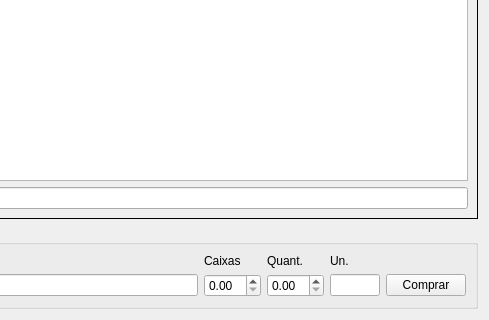
Before: the Qt Designer form ui/widgetcomprapendentes.ui in lellisls/ERP-STACCATO, drawn with Qt 5; both pictures show x 269 to 758 and y 245 to 565 of the 758 by 565 pixel window.
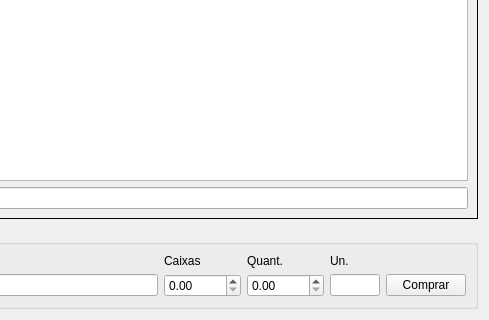
After: the same form once the commit is applied. Custom widgets are drawn as their Qt base class.

The edit to the form file:
```diff
--- a/ui/widgetcomprapendentes.ui
+++ b/ui/widgetcomprapendentes.ui
@@ -142,10 +142,18 @@
        <widget class="ItemBox" name="itemBoxProduto"/>
       </item>
       <item row="1" column="3">
-       <widget class="QDoubleSpinBox" name="doubleSpinBoxQuantAvulso"/>
+       <widget class="QDoubleSpinBox" name="doubleSpinBoxQuantAvulso">
+        <property name="maximum">
+         <double>99999.990000000005239</double>
+        </property>
+       </widget>
       </item>
       <item row="1" column="2">
-       <widget class="QDoubleSpinBox" name="doubleSpinBoxQuantAvulsoCaixas"/>
+       <widget class="QDoubleSpinBox" name="doubleSpinBoxQuantAvulsoCaixas">
+        <property name="maximum">
+         <double>99999.990000000005239</double>
+        </property>
+       </widget>
       </item>
       <item row="0" column="2">
        <widget class="QLabel" name="label_2">
```
